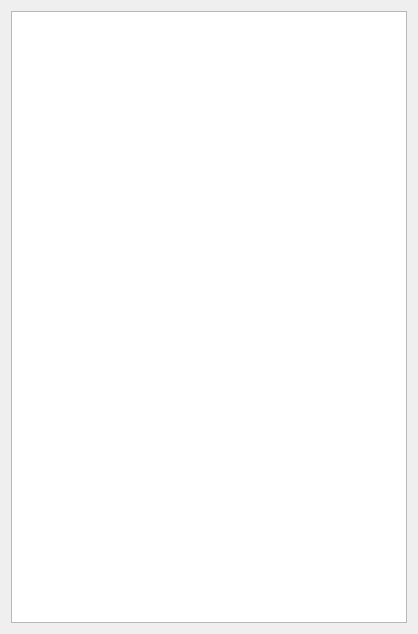
First picture: the form in databaseoutput.ui, repository LupusMs/TextParser, before the edit.
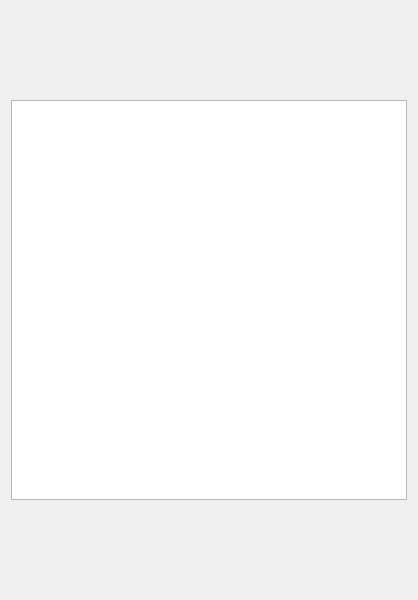
Second picture: the form after the edit.

Commit message: db dialog moved to a separate class

```diff
--- a/databaseoutput.ui
+++ b/databaseoutput.ui
@@ -7,26 +7,40 @@
     <x>0</x>
     <y>0</y>
     <width>418</width>
-    <height>634</height>
+    <height>600</height>
    </rect>
   </property>
+  <property name="sizePolicy">
+   <sizepolicy hsizetype="Preferred" vsizetype="Fixed">
+    <horstretch>0</horstretch>
+    <verstretch>0</verstretch>
+   </sizepolicy>
+  </property>
+  <property name="maximumSize">
+   <size>
+    <width>16777215</width>
+    <height>600</height>
+   </size>
+  </property>
   <property name="windowTitle">
    <string>Form</string>
   </property>
   <layout class="QVBoxLayout" name="verticalLayout_2">
    <item>
-    <layout class="QVBoxLayout" name="verticalLayout">
-     <item>
-      <widget class="QTextBrowser" name="textBrowser">
+    <widget class="QListWidget" name="listWidget">
        <property name="sizePolicy">
-        <sizepolicy hsizetype="Expanding" vsizetype="Expanding">
+      <sizepolicy hsizetype="Expanding" vsizetype="Fixed">
          <horstretch>0</horstretch>
          <verstretch>0</verstretch>
         </sizepolicy>
        </property>
-      </widget>
-     </item>
-    </layout>
+     <property name="maximumSize">
+      <size>
+       <width>16777215</width>
+       <height>400</height>
+      </size>
+     </property>
+    </widget>
    </item>
   </layout>
  </widget>
```
Lines whose indentation alone changed are shown as unchanged. The commit also changes 5 other files.
